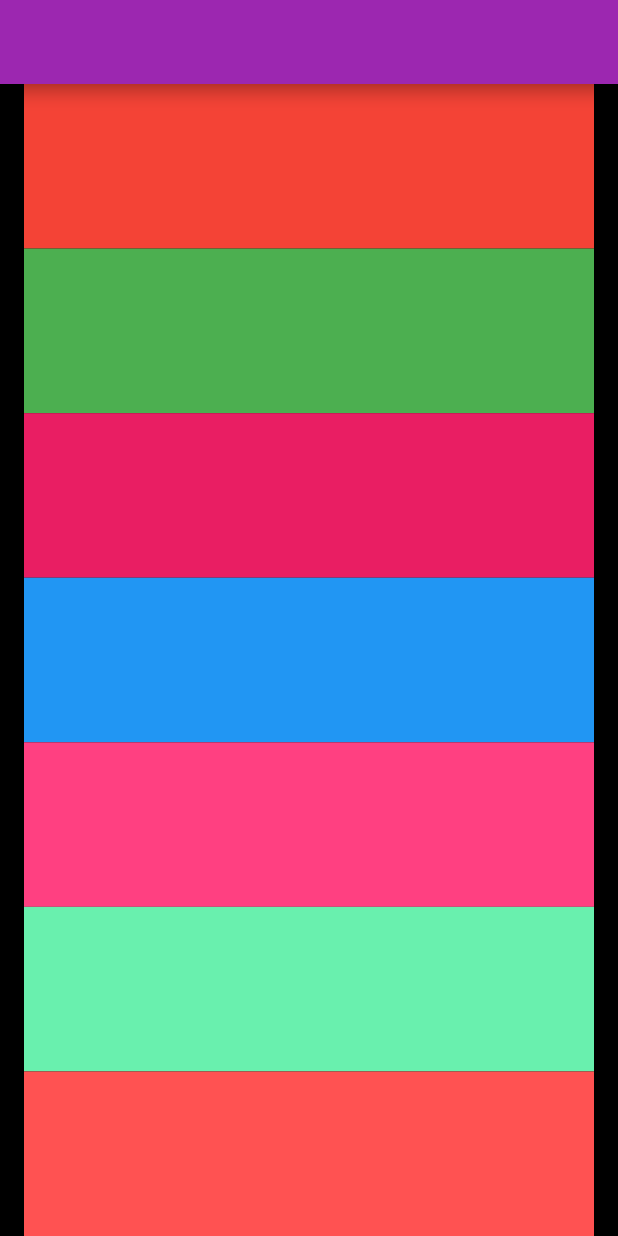
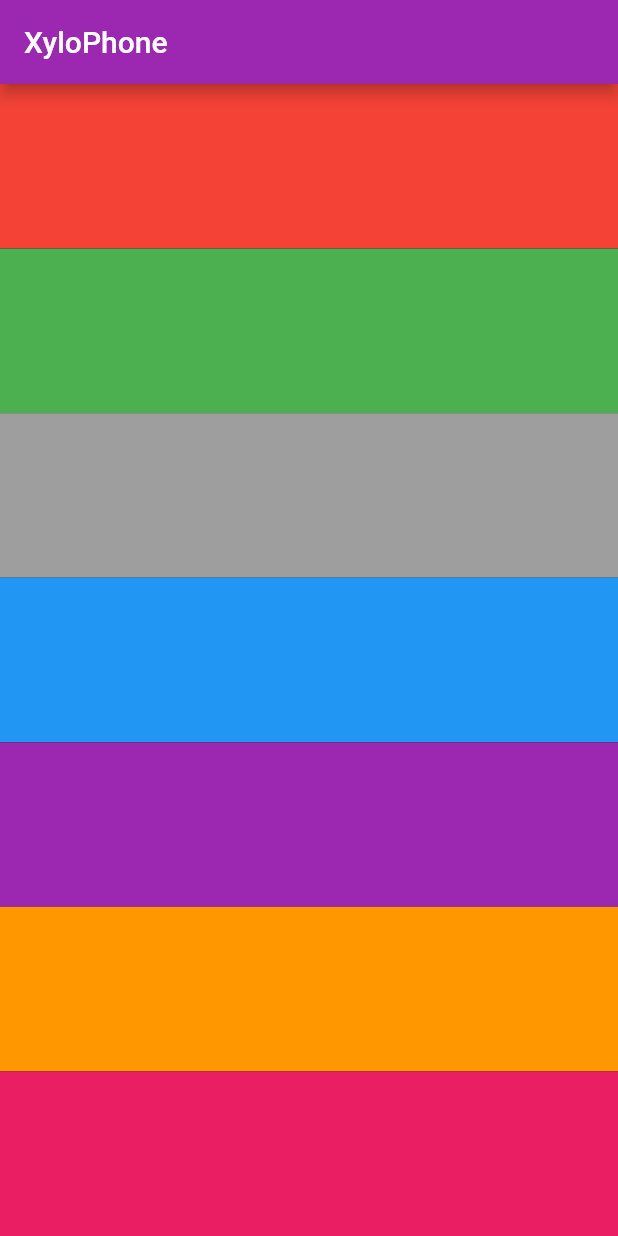
Before and after one commit to PATHAKABHISHEK/Xylophone, a Flutter app: the screen it shows after launch, on a phone screen of 412 x 824 dp. Run offline on Flutter 3.47's test engine with Material 2 defaults, Android fonts, the phone set to English and light mode, and no system bars; our stand-ins replace audioplayers.

Commit message:
created fully fledged music player app

```diff
--- a/lib/main.dart
+++ b/lib/main.dart
@@ -5,15 +5,14 @@ void main() => runApp(MyApp());
 
 Expanded playButton({Color color, int someAudioNumber}) {
   return Expanded(
-    child: FlatButton(
-      onPressed: () {
-        final player = AudioCache();
-        player.play('note$someAudioNumber.wav');
-      },
-      child: Container(
+    child: Container(
         color: color,
-      ),
-    ),
+        child: FlatButton(
+          onPressed: () {
+            AudioCache player = AudioCache();
+            player.play('note$someAudioNumber.wav');
+          },
+        )),
   );
 }
 
@@ -23,17 +22,20 @@ class MyApp extends StatelessWidget {
     return MaterialApp(
       home: Scaffold(
         backgroundColor: Colors.black,
-        appBar: AppBar(backgroundColor: Colors.purple),
+        appBar: AppBar(
+          backgroundColor: Colors.purple,
+          title: Text('XyloPhone'),
+        ),
         body: Column(
           crossAxisAlignment: CrossAxisAlignment.stretch,
           children: <Widget>[
             playButton(color: Colors.red, someAudioNumber: 1),
             playButton(color: Colors.green, someAudioNumber: 2),
-            playButton(color: Colors.pink, someAudioNumber: 3),
+            playButton(color: Colors.grey, someAudioNumber: 3),
             playButton(color: Colors.blue, someAudioNumber: 4),
-            playButton(color: Colors.pinkAccent, someAudioNumber: 5),
-            playButton(color: Colors.greenAccent, someAudioNumber: 6),
-            playButton(color: Colors.redAccent, someAudioNumber: 7),
+            playButton(color: Colors.purple, someAudioNumber: 5),
+            playButton(color: Colors.orange, someAudioNumber: 6),
+            playButton(color: Colors.pink, someAudioNumber: 7),
           ],
         ),
       ),
--- a/pubspec.yaml
+++ b/pubspec.yaml
@@ -42,6 +42,8 @@ flutter:
   # assets:
   #  - images/a_dot_burr.jpeg
   #  - images/a_dot_ham.jpeg
+  assets:
+    - assets/
   # An image asset can refer to one or more resolution-specific "variants", see
   # https://flutter.dev/assets-and-images/#resolution-aware.
   # For details regarding adding assets from package dependencies, see
```
